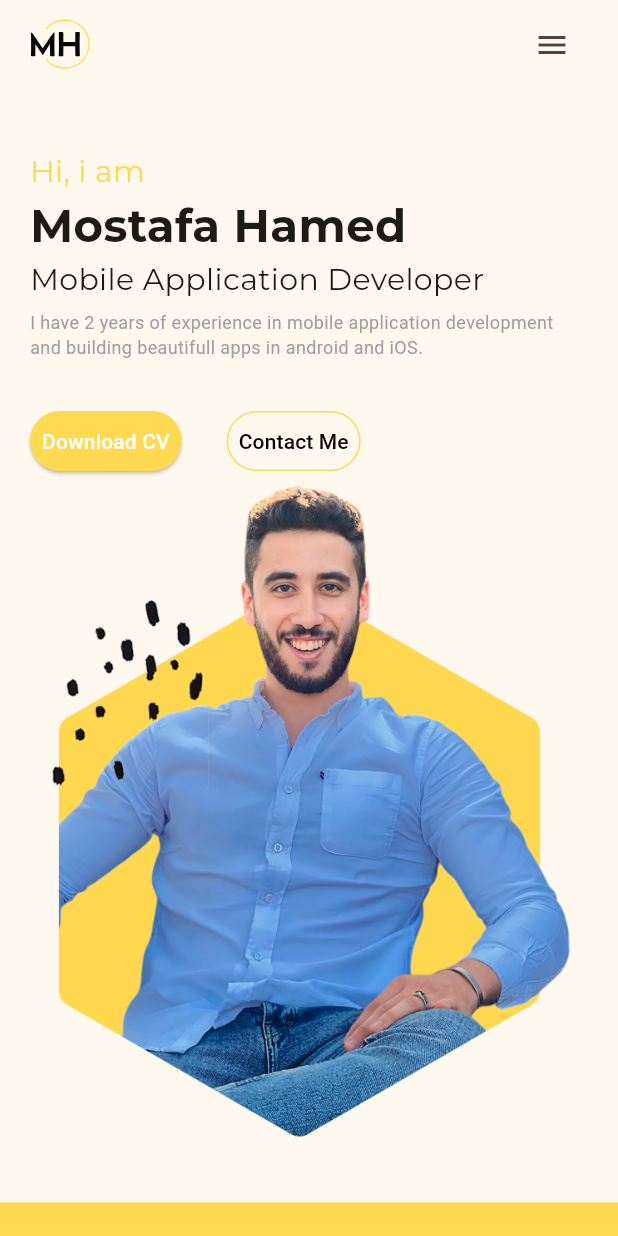
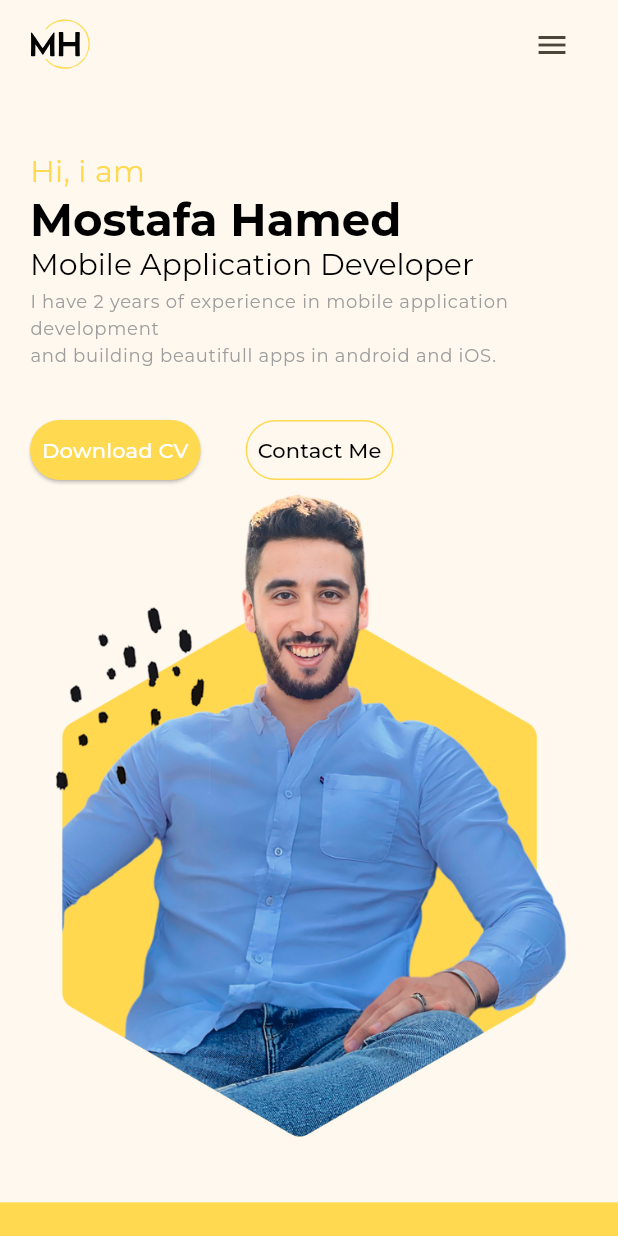
Before and after one commit to MostafaHamed-W/web_-portfolio, a Flutter app: the screen it shows after launch, on a phone screen of 412 x 824 dp. Run offline on Flutter 3.47's test engine with Material 3 defaults, Android fonts, the phone set to English and light mode, and no system bars; drawn by our look-alikes of auto_size_text; our stand-ins replace flutter_svg, google_fonts, responsive_builder.

Commit message:
Refactor TextTheme with ThemeData

```diff
--- a/lib/main.dart
+++ b/lib/main.dart
@@ -1,4 +1,5 @@
 import 'package:flutter/material.dart';
+import 'package:google_fonts/google_fonts.dart';
 import 'package:web_portfolio/utils/colors.dart';
 import 'package:web_portfolio/views/portfolio/portfolio_view.dart';
 
@@ -19,6 +20,25 @@ class MyApp extends StatelessWidget {
           seedColor: AppColors.kPromaryColor,
           // background: Colors.white,
         ),
+        textTheme: TextTheme(
+          labelSmall: GoogleFonts.montserrat(),
+          labelMedium: GoogleFonts.montserrat(),
+          labelLarge: GoogleFonts.montserrat(),
+          headlineSmall: GoogleFonts.montserrat(),
+          headlineMedium: GoogleFonts.montserrat(),
+          titleSmall: GoogleFonts.montserrat(),
+          titleMedium: GoogleFonts.montserrat(),
+          titleLarge: GoogleFonts.montserrat(),
+          headlineLarge: GoogleFonts.montserrat(),
+          displaySmall: GoogleFonts.montserrat(),
+          displayMedium: GoogleFonts.montserrat().copyWith(
+            color: Colors.black,
+          ),
+          displayLarge: GoogleFonts.montserrat(),
+          bodySmall: GoogleFonts.montserrat(),
+          bodyMedium: GoogleFonts.montserrat(),
+          bodyLarge: GoogleFonts.montserrat(),
+        ),
         useMaterial3: true,
       ),
       home: const PortfolioView(),
--- a/lib/views/header/widgets/header_body.dart
+++ b/lib/views/header/widgets/header_body.dart
@@ -25,22 +25,23 @@ class HeaderBody extends StatelessWidget {
         ),
         AutoSizeText(
           'Mostafa Hamed',
-          style: GoogleFonts.montserrat(
-            fontSize: isMobile ? 30 : 50,
-          ).copyWith(fontWeight: FontWeight.bold),
+          style: Theme.of(context).textTheme.displayMedium?.copyWith(
+                fontSize: isMobile ? 30 : 50,
+                fontWeight: FontWeight.bold,
+              ),
           textAlign: TextAlign.left,
           maxLines: 1,
         ),
         AutoSizeText(
           'Mobile Application Developer',
-          style: GoogleFonts.montserrat(fontSize: isMobile ? 20 : 30),
+          style: Theme.of(context).textTheme.displayMedium?.copyWith(fontSize: isMobile ? 20 : 30),
           textAlign: TextAlign.left,
           maxLines: 1,
         ),
         SizedBox(height: isMobile ? 5 : 25),
         AutoSizeText(
           'I have 2 years of experience in mobile application development\nand building beautifull apps in android and iOS.',
-          style: TextStyle(fontSize: isMobile ? 11 : 18, color: Colors.grey),
+          style: Theme.of(context).textTheme.bodyLarge?.copyWith(fontSize: isMobile ? 11 : 18, color: Colors.grey),
           maxLines: 3,
         ),
         const SizedBox(height: 30),
@@ -55,11 +56,9 @@ class HeaderBody extends StatelessWidget {
                   borderRadius: BorderRadius.circular(20),
                 ),
               ),
-              child: const Text(
+              child: Text(
                 'Download CV',
-                style: TextStyle(
-                  color: Colors.white,
-                ),
+                style: Theme.of(context).textTheme.labelLarge?.copyWith(color: Colors.white),
               ),
             ),
             const SizedBox(width: 30),
@@ -77,9 +76,9 @@ class HeaderBody extends StatelessWidget {
 
                 backgroundColor: MaterialStateProperty.all(Colors.transparent), // Transparent button
               ),
-              child: const Text(
+              child: Text(
                 'Contact Me',
-                style: TextStyle(color: Colors.black),
+                style: Theme.of(context).textTheme.labelLarge?.copyWith(color: Colors.black),
               ),
             ),
           ],
--- a/lib/views/navigation_bar/navigation_bar_view.dart
+++ b/lib/views/navigation_bar/navigation_bar_view.dart
@@ -45,7 +45,7 @@ class NavigationBarView extends StatelessWidget {
           width: Sizes.defaultWidth,
           // color: Colors.white,
           child: Padding(
-            padding: const EdgeInsets.symmetric(horizontal: 30),
+            padding: const EdgeInsets.symmetric(horizontal: 50),
             child: Row(
               children: [
                 SvgPicture.asset(
--- a/lib/views/navigation_bar/widgets/navigation_bar_item.dart
+++ b/lib/views/navigation_bar/widgets/navigation_bar_item.dart
@@ -27,7 +27,7 @@ class NavigationBarItem extends StatelessWidget {
         onTap: onTap,
         child: Text(
           text,
-          style: const TextStyle(fontSize: 18),
+          style: Theme.of(context).textTheme.titleMedium?.copyWith(fontSize: 20),
         ),
       ),
     );
--- a/lib/views/poject/project_mobile_view.dart
+++ b/lib/views/poject/project_mobile_view.dart
@@ -1,4 +1,5 @@
 import 'package:flutter/cupertino.dart';
+import 'package:web_portfolio/utils/colors.dart';
 
 class ProjectMobileView extends StatelessWidget {
   const ProjectMobileView({super.key});
@@ -8,6 +9,7 @@ class ProjectMobileView extends StatelessWidget {
     final width = MediaQuery.of(context).size.width;
     final height = MediaQuery.of(context).size.height;
     return Container(
+      color: AppColors.kPromaryColor,
       height: height * 0.9,
       width: width,
     );
--- a/lib/views/portfolio/portfolio_view.dart
+++ b/lib/views/portfolio/portfolio_view.dart
@@ -3,6 +3,7 @@ import 'package:web_portfolio/utils/colors.dart';
 import 'package:web_portfolio/utils/drawer_view.dart';
 import 'package:web_portfolio/views/header/header_view.dart';
 import 'package:web_portfolio/views/navigation_bar/navigation_bar_view.dart';
+import 'package:web_portfolio/views/poject/project_view.dart';
 
 class PortfolioView extends StatelessWidget {
   const PortfolioView({super.key});
@@ -19,6 +20,7 @@ class PortfolioView extends StatelessWidget {
           children: [
             const NavigationBarView(),
             const HeaderView(),
+            const ProjectView(),
             Container(height: 864, width: 1507, color: AppColors.kPromaryColor),
             SizedBox(
               height: height,
```
Also changed, not shown: lib/views/header/header_desktop_view.dart (+2 -5 lines), lib/views/poject/project_desktop_view.dart (+11 -2 lines).
